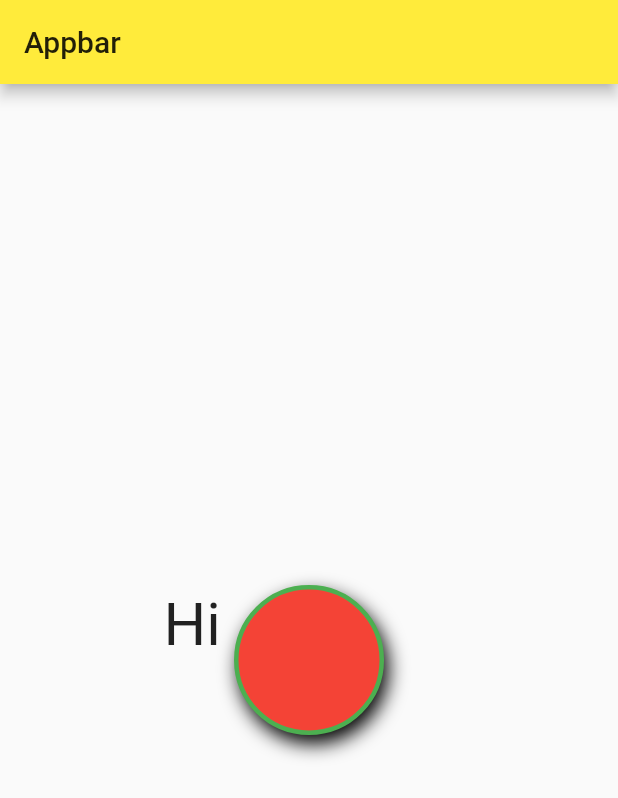
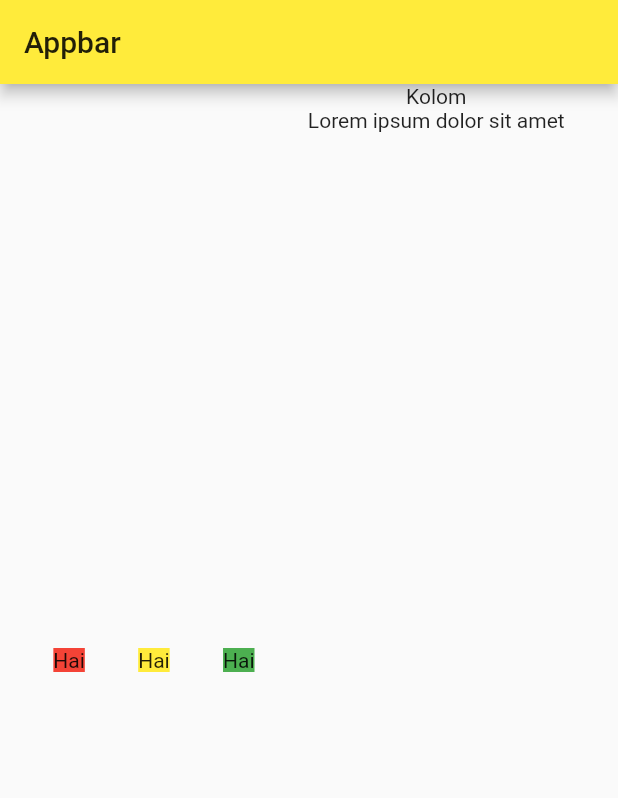
Before and after one commit to awanz/flutter_basic, a Flutter app: the screen it shows after launch, on a phone screen of 412 x 824 dp. Shown: the top 798 px of the screen. Run offline on Flutter 3.47's test engine with Material 2 defaults, Android fonts, the phone set to English and light mode, and no system bars.

Commit message:
row colomn widget

```diff
--- a/lib/main.dart
+++ b/lib/main.dart
@@ -13,30 +13,32 @@ class MyApp extends StatelessWidget {
         primarySwatch: Colors.yellow,
       ),
       home: Scaffold(
-        appBar: AppBar(
-          title: Text("Appbar"),
-        ),
-        body: Center(
-          child: Container(
-            child: Text('Hi', style: TextStyle(fontSize: 40)),
-            width: 200,
-            height: 100,
-            margin: EdgeInsets.all(10),
-            decoration: BoxDecoration(
-              color: Colors.red,
-              shape: BoxShape.circle,
-              boxShadow: [
-                BoxShadow(
-                  color: Colors.black,
-                  offset: Offset(3, 6),
-                  blurRadius: 10,
-                ),
-              ],
-              border: Border.all(color: Colors.green, width: 3),
-            ),
+          appBar: AppBar(
+            title: Text("Appbar"),
           ),
-        ),
-      ),
+          body: Row(
+            mainAxisAlignment: MainAxisAlignment.spaceEvenly,
+            children: <Widget>[
+              Container(
+                child: Text("Hai"),
+                decoration: BoxDecoration(color: Colors.red),
+              ),
+              Container(
+                child: Text("Hai"),
+                decoration: BoxDecoration(color: Colors.yellow),
+              ),
+              Container(
+                child: Text("Hai"),
+                decoration: BoxDecoration(color: Colors.green),
+              ),
+              Column(
+                children: <Widget>[
+                  Text("Kolom"),
+                  Text('Lorem ipsum dolor sit amet'),
+                ],
+              )
+            ],
+          )),
     );
   }
 }
```
